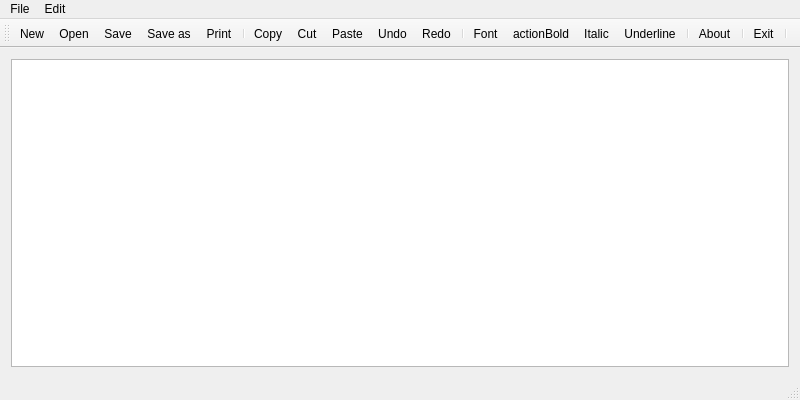
Above: notepad.ui from Mario-projects-dev/notepad before the change. Below: the same form after it.
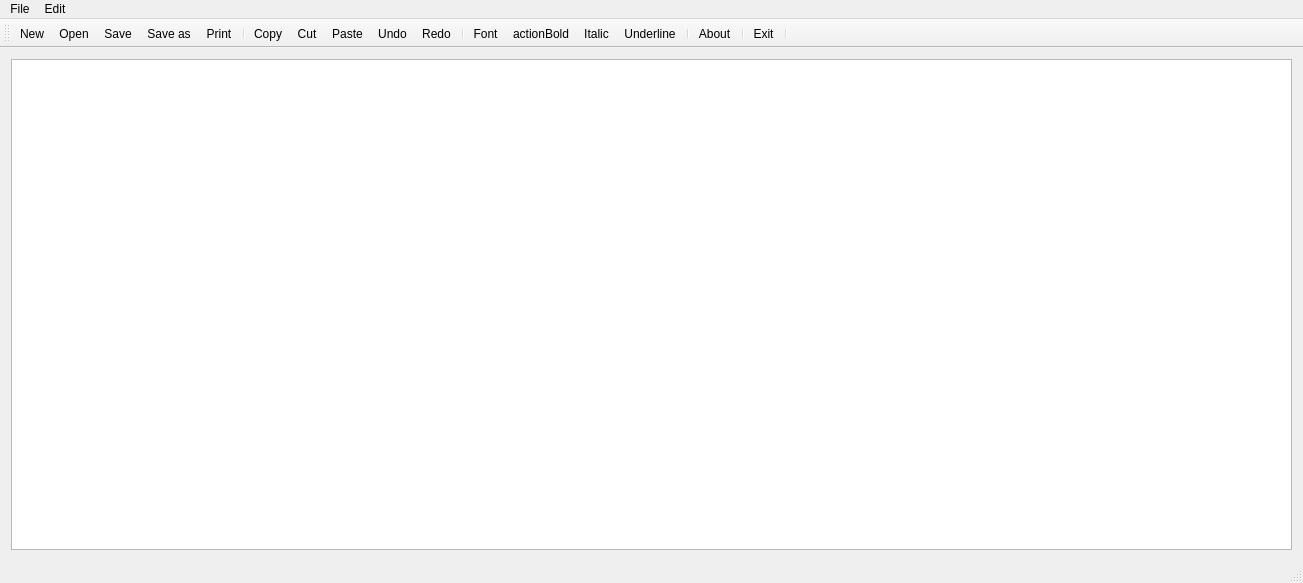
That is the form after the change. Icons and pictures are not drawn.

```diff
--- a/notepad.ui
+++ b/notepad.ui
@@ -6,8 +6,8 @@
    <rect>
     <x>0</x>
     <y>0</y>
-    <width>800</width>
-    <height>400</height>
+    <width>1303</width>
+    <height>583</height>
    </rect>
   </property>
   <property name="windowTitle">
@@ -25,7 +25,7 @@
     <rect>
      <x>0</x>
      <y>0</y>
-     <width>800</width>
+     <width>1303</width>
      <height>25</height>
     </rect>
    </property>
```
